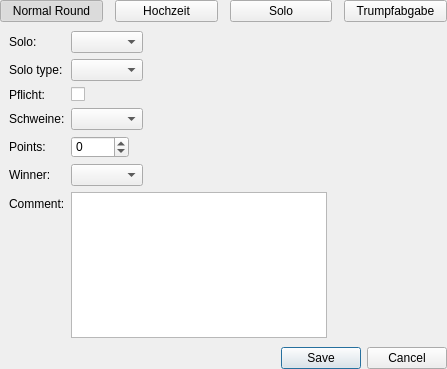
First picture: the form in src/Gui/Details/LiveGameDetails/Doppelkopf/newrounddialog.ui, repository lbproductions/ProjectStats, before the edit.
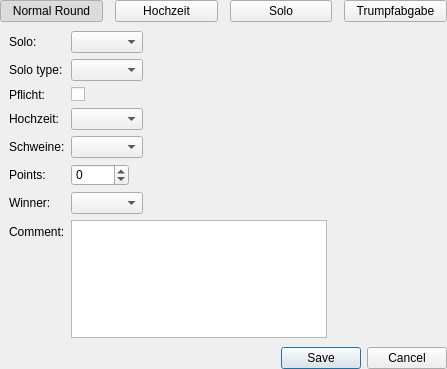
Second picture: the form after the edit. The open tabs and pages were chosen to show the change. Custom widgets are drawn as their Qt base class.

Commit message: Added Hochzeit to Solo-page in NewRoundDialog

Patch:
```diff
--- a/src/Gui/Details/LiveGameDetails/Doppelkopf/newrounddialog.ui
+++ b/src/Gui/Details/LiveGameDetails/Doppelkopf/newrounddialog.ui
@@ -295,24 +295,24 @@
        <item row="1" column="1">
         <widget class="QComboBox" name="comboBoxSoloType"/>
        </item>
-       <item row="3" column="0">
+       <item row="4" column="0">
         <widget class="QLabel" name="label_16">
          <property name="text">
           <string>Schweine:</string>
          </property>
         </widget>
        </item>
-       <item row="3" column="1">
+       <item row="4" column="1">
         <widget class="PlayersComboBox" name="comboBoxSoloSchweine"/>
        </item>
-       <item row="4" column="0">
+       <item row="6" column="0">
         <widget class="QLabel" name="label_14">
          <property name="text">
           <string>Points:</string>
          </property>
         </widget>
        </item>
-       <item row="4" column="1">
+       <item row="6" column="1">
         <widget class="QSpinBox" name="spinBoxSoloPoints">
          <property name="minimum">
           <number>-1000</number>
@@ -322,14 +322,14 @@
          </property>
         </widget>
        </item>
-       <item row="6" column="0">
+       <item row="8" column="0">
         <widget class="QLabel" name="label_15">
          <property name="text">
           <string>Comment:</string>
          </property>
         </widget>
        </item>
-       <item row="6" column="1">
+       <item row="8" column="1">
         <widget class="QTextEdit" name="textEditSoloComment"/>
        </item>
        <item row="2" column="0">
@@ -346,16 +346,26 @@
          </property>
         </widget>
        </item>
-       <item row="5" column="1">
+       <item row="7" column="1">
         <widget class="QComboBox" name="comboBoxSoloWinner"/>
        </item>
-       <item row="5" column="0">
+       <item row="7" column="0">
         <widget class="QLabel" name="label_23">
          <property name="text">
           <string>Winner:</string>
          </property>
         </widget>
        </item>
+       <item row="3" column="0">
+        <widget class="QLabel" name="label_25">
+         <property name="text">
+          <string>Hochzeit:</string>
+         </property>
+        </widget>
+       </item>
+       <item row="3" column="1">
+        <widget class="PlayersComboBox" name="comboBoxSoloHochzeit"/>
+       </item>
       </layout>
      </widget>
      <widget class="QWidget" name="page_4">
```
Left out of the diff: 2 changed lines with no effect on the pictures. The commit also changes 1 other file.
